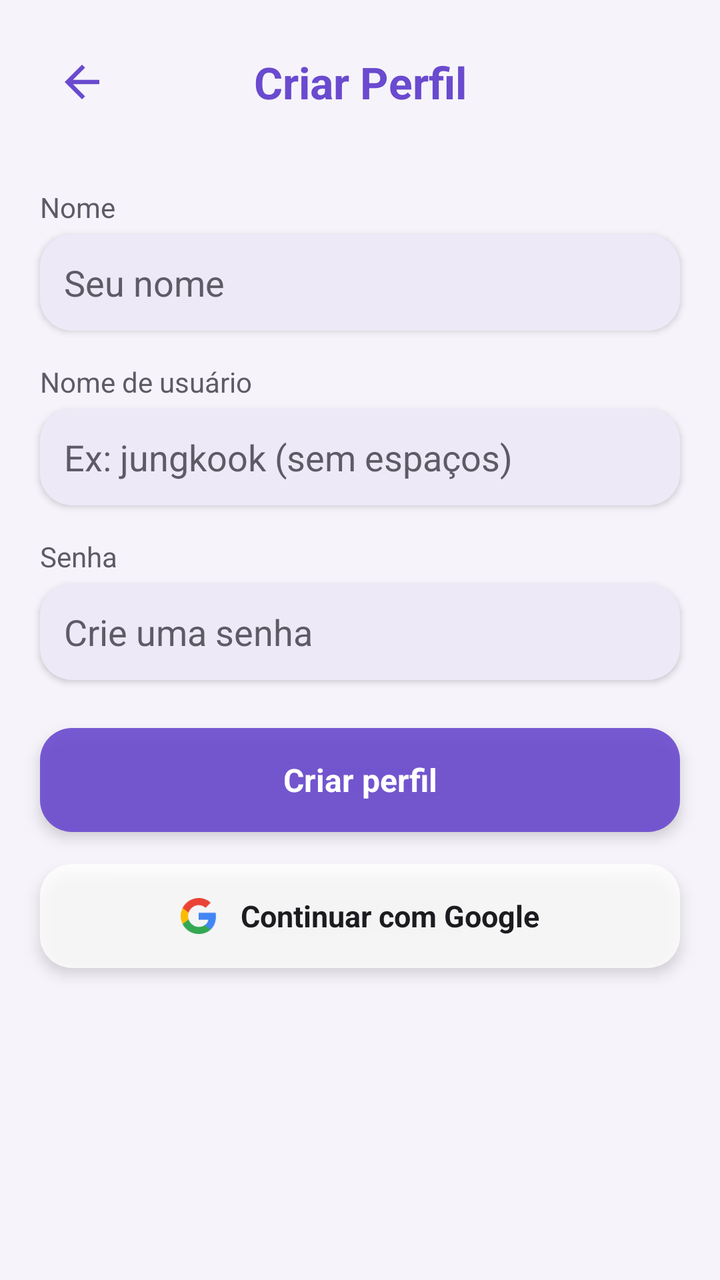
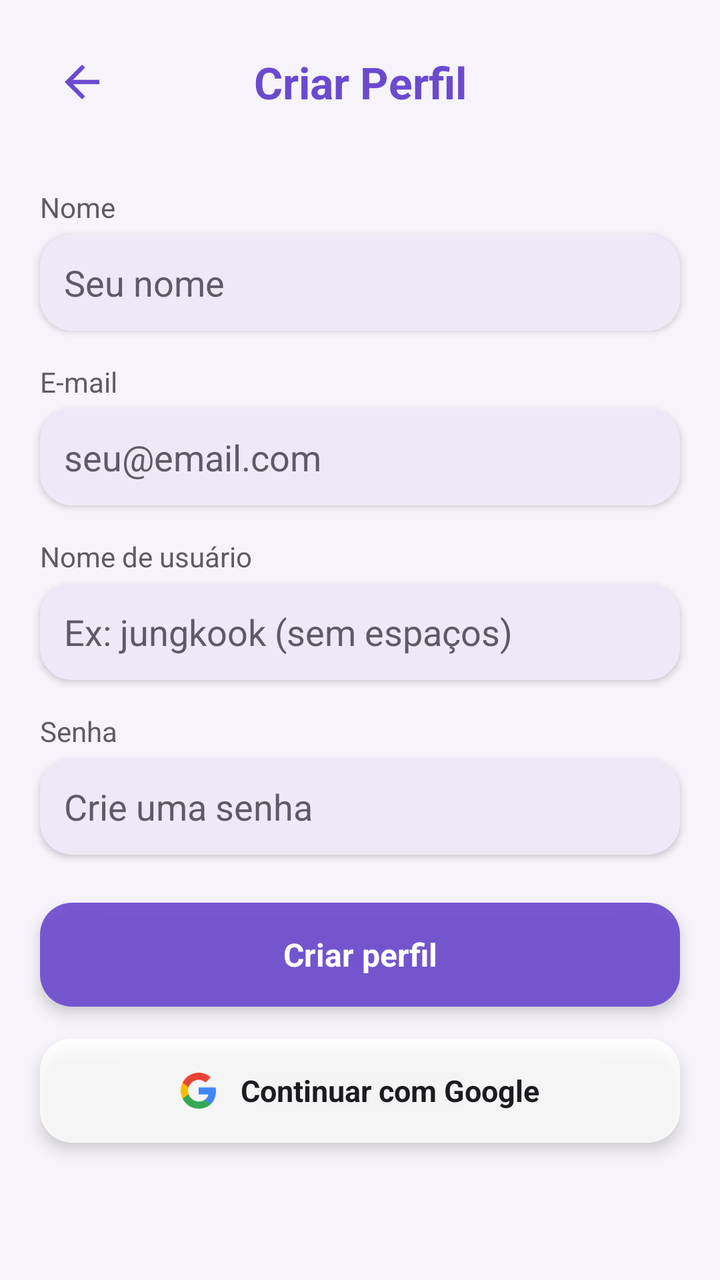

Two renders of the same Android screen: before a commit and after it. Below are the layout's source before the change and the commit's diff.
<!-- AndroidManifest.xml: activity theme Theme.MeetBeat -->
<!-- res/layout/activity_cadastro.xml -->
<?xml version="1.0" encoding="utf-8"?>
<ScrollView xmlns:android="http://schemas.android.com/apk/res/android"
    android:layout_width="match_parent"
    android:layout_height="match_parent"
    android:background="@color/purple_light">

    <LinearLayout
        android:layout_width="match_parent"
        android:layout_height="wrap_content"
        android:orientation="vertical"
        android:clipChildren="false"
        android:clipToPadding="false"
        android:padding="20dp">

        <LinearLayout
            android:layout_width="match_parent"
            android:layout_height="wrap_content"
            android:orientation="horizontal"
            android:gravity="center_vertical"
            android:paddingBottom="16dp">

            <ImageView
                android:id="@+id/btnVoltarCadastro"
                android:layout_width="42dp"
                android:layout_height="42dp"
                android:src="@drawable/ic_back"
                android:padding="8dp"
                android:clickable="true"
                android:focusable="true" />

            <TextView
                android:layout_width="0dp"
                android:layout_height="wrap_content"
                android:layout_weight="1"
                android:text="Criar Perfil"
                android:textColor="@color/purple_primary"
                android:textSize="22sp"
                android:textStyle="bold"
                android:gravity="center" />

            <View
                android:layout_width="42dp"
                android:layout_height="1dp" />

        </LinearLayout>

        
        <TextView
            android:layout_width="wrap_content"
            android:layout_height="wrap_content"
            android:layout_marginTop="16dp"
            android:text="Nome"
            android:textColor="@color/text_gray"
            android:textSize="14sp" />

        <EditText
            android:id="@+id/editNome"
            android:layout_width="match_parent"
            android:layout_height="wrap_content"
            android:background="@drawable/bg_input_field"
            android:elevation="2dp"
            android:textColor="@color/text_dark"
            android:textColorHint="@color/text_gray"
            android:padding="12dp"
            android:layout_marginTop="4dp"
            android:hint="Seu nome" />

        
        <TextView
            android:layout_width="wrap_content"
            android:layout_height="wrap_content"
            android:layout_marginTop="16dp"
            android:text="Nome de usuário"
            android:textColor="@color/text_gray"
            android:textSize="14sp" />

        <EditText
            android:id="@+id/editUsername"
            android:layout_width="match_parent"
            android:layout_height="wrap_content"
            android:background="@drawable/bg_input_field"
            android:elevation="2dp"
            android:textColor="@color/text_dark"
            android:textColorHint="@color/text_gray"
            android:padding="12dp"
            android:layout_marginTop="4dp"
            android:hint="Ex: jungkook (sem espaços)" />

        
        <TextView
            android:layout_width="wrap_content"
            android:layout_height="wrap_content"
            android:layout_marginTop="16dp"
            android:text="Senha"
            android:textColor="@color/text_gray"
            android:textSize="14sp" />

        <EditText
            android:id="@+id/editSenhaCadastro"
            android:layout_width="match_parent"
            android:layout_height="wrap_content"
            android:background="@drawable/bg_input_field"
            android:elevation="2dp"
            android:textColor="@color/text_dark"
            android:textColorHint="@color/text_gray"
            android:padding="12dp"
            android:layout_marginTop="4dp"
            android:hint="Crie uma senha"
            android:inputType="textPassword" />

        
        <TextView
            android:id="@+id/btnSalvarCadastro"
            android:layout_width="match_parent"
            android:layout_height="52dp"
            android:layout_marginTop="24dp"
            android:background="@drawable/bg_button_accept"
            android:elevation="4dp"
            android:gravity="center"
            android:text="Criar perfil"
            android:textColor="@color/vidro_conteudo_claro"
            android:textStyle="bold"
            android:textSize="16sp"
            android:clickable="true"
            android:focusable="true" />

        <LinearLayout
            android:id="@+id/btnCadastroGoogle"
            android:layout_width="match_parent"
            android:layout_height="52dp"
            android:layout_marginTop="16dp"
            android:background="@drawable/bg_button_google"
            android:elevation="4dp"
            android:orientation="horizontal"
            android:gravity="center"
            android:clickable="true"
            android:focusable="true">

            <ImageView
                android:layout_width="18dp"
                android:layout_height="18dp"
                android:src="@drawable/ic_google_logo" />

            <TextView
                android:layout_width="wrap_content"
                android:layout_height="wrap_content"
                android:layout_marginStart="12dp"
                android:text="Continuar com Google"
                android:textColor="@color/text_dark"
                android:textStyle="bold"
                android:textSize="15sp" />

        </LinearLayout>

    </LinearLayout>

</ScrollView>
<!-- resources referenced by this layout -->
<resources>
  <color name="purple_light">#F6F4FA</color>
  <color name="purple_primary">#6A4ACF</color>
  <color name="text_dark">#1C1B1F</color>
  <color name="text_gray">#5E5A66</color>
  <color name="vidro_conteudo_claro">#FFFFFFFF</color>
  <!-- drawable bg_button_accept (drawable) -->
  <?xml version="1.0" encoding="utf-8"?>
  <shape xmlns:android="http://schemas.android.com/apk/res/android"
      android:shape="rectangle">
      <solid android:color="@color/vidro_fundo_intenso" />
      <corners android:radius="16dp" />
  </shape>
  <!-- drawable bg_button_google (drawable) -->
  <?xml version="1.0" encoding="utf-8"?>
  <shape xmlns:android="http://schemas.android.com/apk/res/android"
      android:shape="rectangle">
      <solid android:color="@color/vidro_fundo" />
      <corners android:radius="16dp" />
  </shape>
  <!-- drawable bg_input_field (drawable) -->
  <?xml version="1.0" encoding="utf-8"?>
  <shape xmlns:android="http://schemas.android.com/apk/res/android"
      android:shape="rectangle">
      <solid android:color="@color/card_background" />
      <corners android:radius="16dp" />
  </shape>
  <!-- drawable ic_back (drawable) -->
  <vector xmlns:android="http://schemas.android.com/apk/res/android"
      android:width="24dp"
      android:height="24dp"
      android:viewportWidth="24"
      android:viewportHeight="24">
    <path
        android:fillColor="@color/purple_primary"
        android:pathData="M20,11H7.83l5.59,-5.59L12,4l-8,8 8,8 1.41,-1.41L7.83,13H20v-2z"/>
  </vector>
  <!-- drawable ic_google_logo (drawable) -->
  <?xml version="1.0" encoding="utf-8"?>
  <vector xmlns:android="http://schemas.android.com/apk/res/android"
      android:width="18dp"
      android:height="18dp"
      android:viewportWidth="18"
      android:viewportHeight="18">
      <path
          android:fillColor="#4285F4"
          android:pathData="M17.64,9.2045c0,-0.6382 -0.0573,-1.2518 -0.1646,-1.8409H9v3.4818h4.8436c-0.2086,1.125 -0.8427,2.0782 -1.7964,2.7159v2.2582h2.9082c1.7018,-1.5673 2.6836,-3.8741 2.6836,-6.615z" />
      <path
          android:fillColor="#34A853"
          android:pathData="M9,18c2.43,0 4.4673,-0.8059 5.9564,-2.1818l-2.9082,-2.2582c-0.8059,0.54 -1.8373,0.8591 -3.0482,0.8591 -2.3441,0 -4.3282,-1.5832 -5.0364,-3.7091H0.9573v2.3318C2.4382,15.9832 5.4818,18 9,18z" />
      <path
          android:fillColor="#FBBC05"
          android:pathData="M3.9636,10.71c-0.18,-0.54 -0.2809,-1.1168 -0.2809,-1.71s0.1009,-1.17 0.2809,-1.71V4.9582H0.9573C0.3477,6.1732 0,7.5477 0,9s0.3477,2.8268 0.9573,4.0418z" />
      <path
          android:fillColor="#EA4335"
          android:pathData="M9,3.5795c1.3214,0 2.5077,0.4541 3.4405,1.3459l2.5818,-2.5818C13.4632,0.8918 11.4259,0 9,0 5.4818,0 2.4382,2.0168 0.9573,4.9582L3.9636,7.29C4.6718,5.1641 6.6559,3.5795 9,3.5795z" />
  </vector>
  <style name="Theme.MeetBeat" parent="Base.Theme.MeetBeat" />
  <color name="vidro_fundo_intenso">#E66A4ACF</color>
  <color name="vidro_fundo">#CCFFFFFF</color>
  <color name="card_background">#EEE9F7</color>
  <style name="Base.Theme.MeetBeat" parent="Theme.Material3.DayNight.NoActionBar">
          
          
      </style>
</resources>

<!-- the commit's change to res/layout/activity_cadastro.xml (unified diff, before → after) -->
@@ -64,6 +64,28 @@
             android:padding="12dp"
             android:layout_marginTop="4dp"
             android:hint="Seu nome" />
+
+        
+        <TextView
+            android:layout_width="wrap_content"
+            android:layout_height="wrap_content"
+            android:layout_marginTop="16dp"
+            android:text="E-mail"
+            android:textColor="@color/text_gray"
+            android:textSize="14sp" />
+
+        <EditText
+            android:id="@+id/editEmailCadastro"
+            android:layout_width="match_parent"
+            android:layout_height="wrap_content"
+            android:background="@drawable/bg_input_field"
+            android:elevation="2dp"
+            android:textColor="@color/text_dark"
+            android:textColorHint="@color/text_gray"
+            android:padding="12dp"
+            android:layout_marginTop="4dp"
+            android:hint="seu@email.com"
+            android:inputType="textEmailAddress" />
 
         
         <TextView
